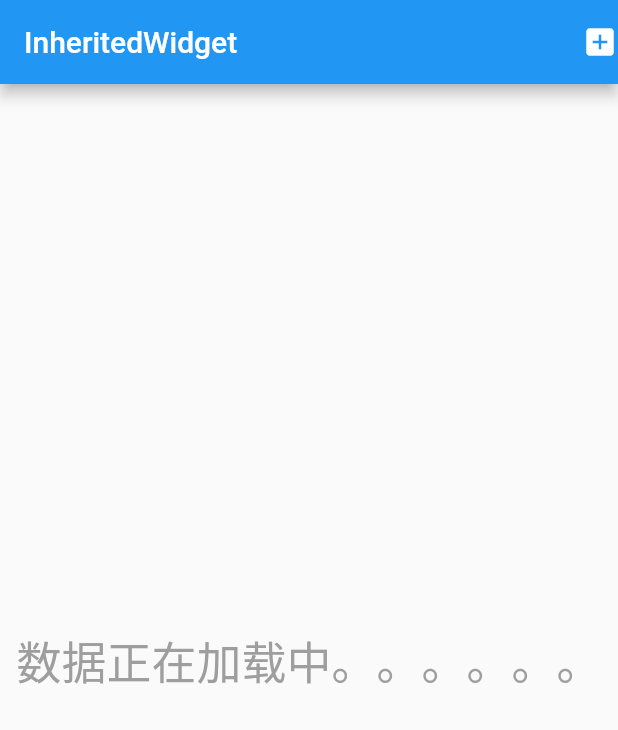
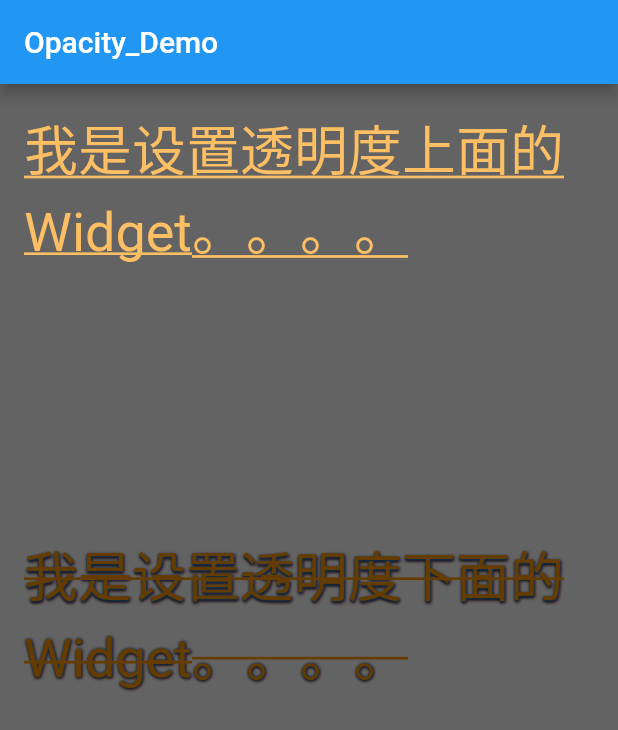
Before and after one commit to LVHAI/Flutter_demo, a Flutter app: the screen it shows after launch, on a phone screen of 412 x 824 dp. Shown: the top 730 px of the screen. Run offline on Flutter 3.47's test engine with Material 2 defaults, Android fonts, the phone set to English and light mode, and no system bars.

Commit message:
新增Opacity例子

```diff
--- a/lib/main.dart
+++ b/lib/main.dart
@@ -6,6 +6,7 @@ import 'package:flutter_demo/flex_demo.dart';
 import 'package:flutter_demo/grid_view.dart';
 import 'package:flutter_demo/list_view.dart';
 import 'package:flutter_demo/navigationBar_demo.dart';
+import 'package:flutter_demo/opacity_demo.dart';
 import 'package:flutter_demo/rich_text.dart';
 import 'package:flutter_demo/state_manager.dart';
 import 'package:flutter_demo/wrap_demo.dart';
@@ -16,7 +17,8 @@ import 'inherit_widget_demo.dart';
 
 //void main() => runApp(NavigationBarDemo());
 //void main() => runApp(ListViewDemo());
-void main() => runApp(InheritDemo());
+//void main() => runApp(InheritDemo());
+void main() => runApp(OpacityDemo());
 class MyApp extends StatelessWidget {
   // This widget is the root of your application.
   @override
--- /dev/null
+++ b/lib/opacity_demo.dart
@@ -0,0 +1,71 @@
+import 'package:flutter/material.dart';
+
+class OpacityDemo extends StatelessWidget {
+  @override
+  Widget build(BuildContext context) {
+    // TODO: implement build
+    return MaterialApp(
+      home: Scaffold(
+        appBar: AppBar(
+          title: Text('Opacity_Demo'),
+        ),
+        body: Center(
+          child: Column(
+            mainAxisAlignment: MainAxisAlignment.center,
+            children: <Widget>[
+              Expanded(
+                  child: Stack(
+                    children: <Widget>[
+                      Positioned(
+                        top: 300.0,
+                          left: 16.0,
+                          right: 16.0,
+                          child: Container(
+                            child: Text('我是设置透明度下面的Widget。。。。',
+                                style: TextStyle(
+                                  color: Colors.orange,
+                                  fontSize: 36.0,
+                                  decoration: TextDecoration.lineThrough,
+                                  shadows: [
+                                    Shadow(color: Colors.red,offset: Offset(1, 1),blurRadius: 1.9),
+                                    Shadow(color: Colors.black,offset: Offset(0, 1),blurRadius: 1.9),
+                                    Shadow(color: Colors.blue,offset: Offset(0.5, 0.5),blurRadius: 1.9),
+                                  ],
+                                )
+                            ),
+                          ),
+                      ),
+
+                      Opacity(
+                        opacity: 0.6,//设置透明度
+                        child: Container(
+
+                          color: Colors.black,
+                          padding: EdgeInsets.all(16.0),
+                          alignment:Alignment.bottomCenter,
+                          child: Column(
+                            children: <Widget>[
+                              Text('我是设置透明度上面的Widget。。。。',
+                                style: TextStyle(
+                                    color: Colors.orange,
+                                    fontSize: 36.0,
+                                    decoration: TextDecoration.underline
+                                ),
+                              ),
+                            ],
+                          )
+                        ),
+                      ),
+
+                    ],
+                  )
+              ),
+
+            ],
+          ),
+        ),
+      ),
+    );
+  }
+
+}
```
